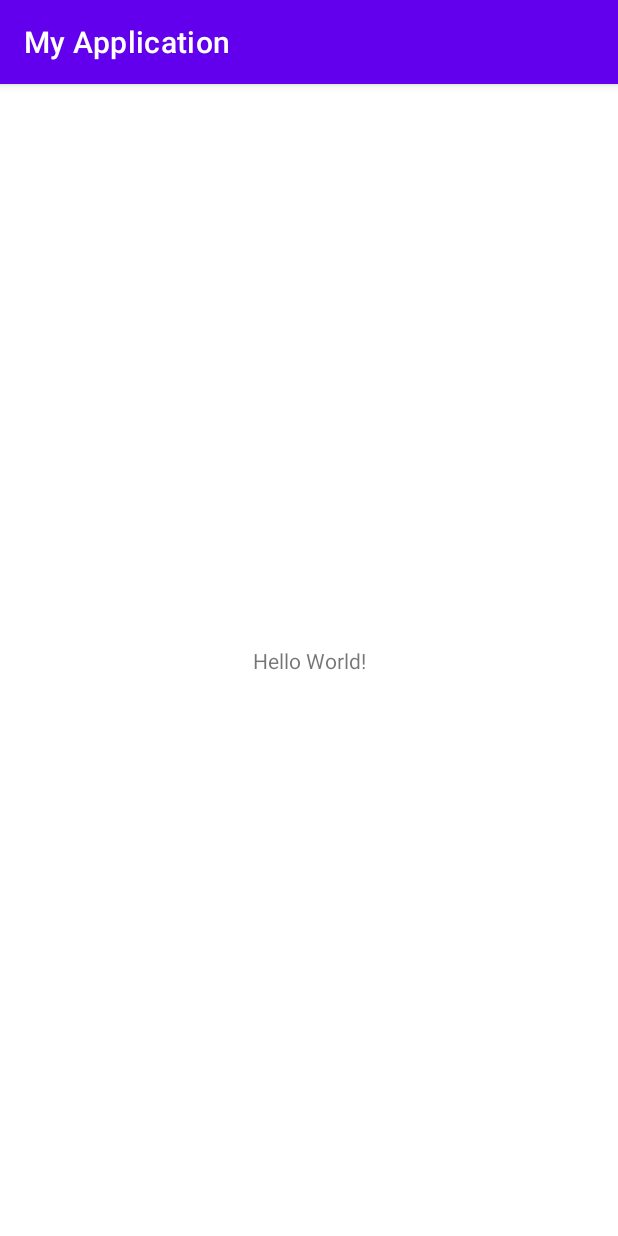
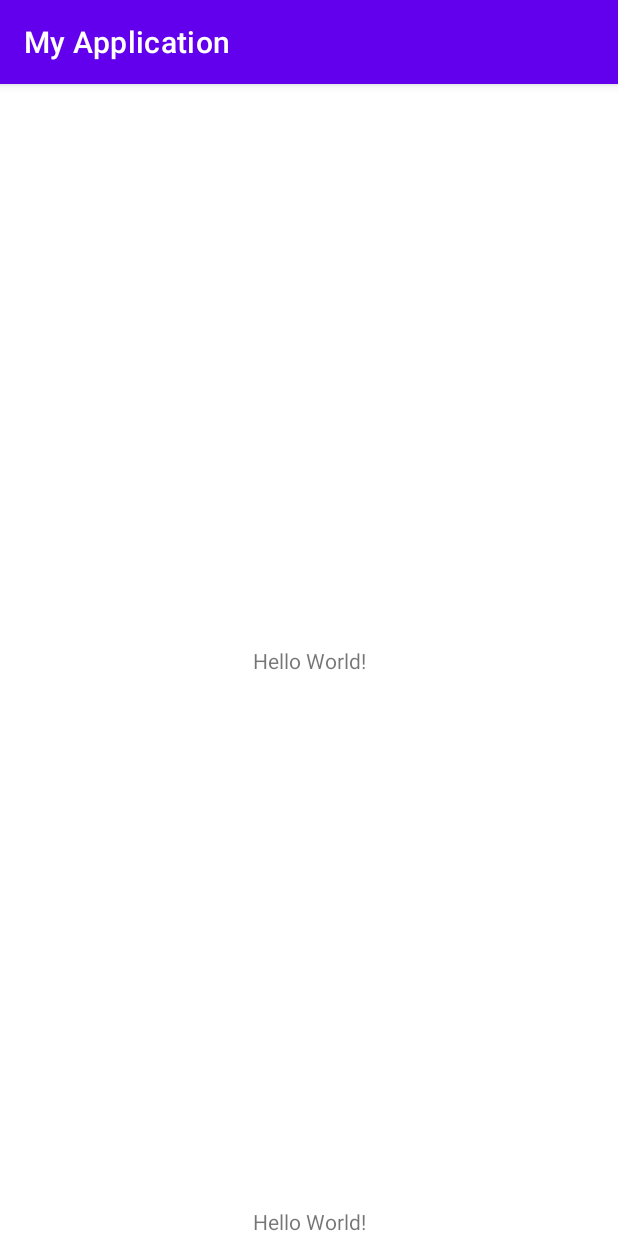
Before and after one commit to AntonMishanin/MyDelegated, an Android app: the screen it shows after launch (MainActivity), on a phone screen of 412 x 824 dp. Run offline under Robolectric (Android 15) with nearby library versions, the phone set to English and light mode, and no system bars.

```diff
--- a/app/src/main/java/com/my/myapplication/MainActivity.kt
+++ b/app/src/main/java/com/my/myapplication/MainActivity.kt
@@ -4,6 +4,7 @@ import androidx.appcompat.app.AppCompatActivity
 import android.os.Bundle
 import android.util.Log
 import android.view.View
+import kotlin.properties.Delegates
 import kotlin.reflect.KProperty
 
 class MainActivity : AppCompatActivity() {
@@ -20,6 +21,19 @@ class MainActivity : AppCompatActivity() {
         val sellPhone = SellPhone()
         sellPhone.makeCall()
         sellPhone.makePhoto()
+
+        var messageAfter by Delegates.observable("value") { p, old, new ->
+            Log.d("EE", "old = $old new = $new")
+        }
+
+        var messageBefore by Delegates.vetoable("value") { p, old, new ->
+            Log.d("EE", "old = $old new = $new")
+            false
+        }
+
+        findViewById<View>(R.id.send_message).setOnClickListener {
+            messageBefore = "sdsd"
+        }
     }
 }
 
--- a/app/src/main/res/layout/activity_main.xml
+++ b/app/src/main/res/layout/activity_main.xml
@@ -16,4 +16,15 @@
         app:layout_constraintRight_toRightOf="parent"
         app:layout_constraintTop_toTopOf="parent" />
 
+    <TextView
+        android:id="@+id/send_message"
+        android:layout_width="wrap_content"
+        android:layout_height="wrap_content"
+        android:text="Hello World!"
+        app:layout_constraintBottom_toBottomOf="parent"
+        app:layout_constraintLeft_toLeftOf="parent"
+        app:layout_constraintRight_toRightOf="parent"
+        app:layout_constraintTop_toTopOf="parent"
+        app:layout_constraintVertical_bias="1.0" />
+
 </androidx.constraintlayout.widget.ConstraintLayout>
```
